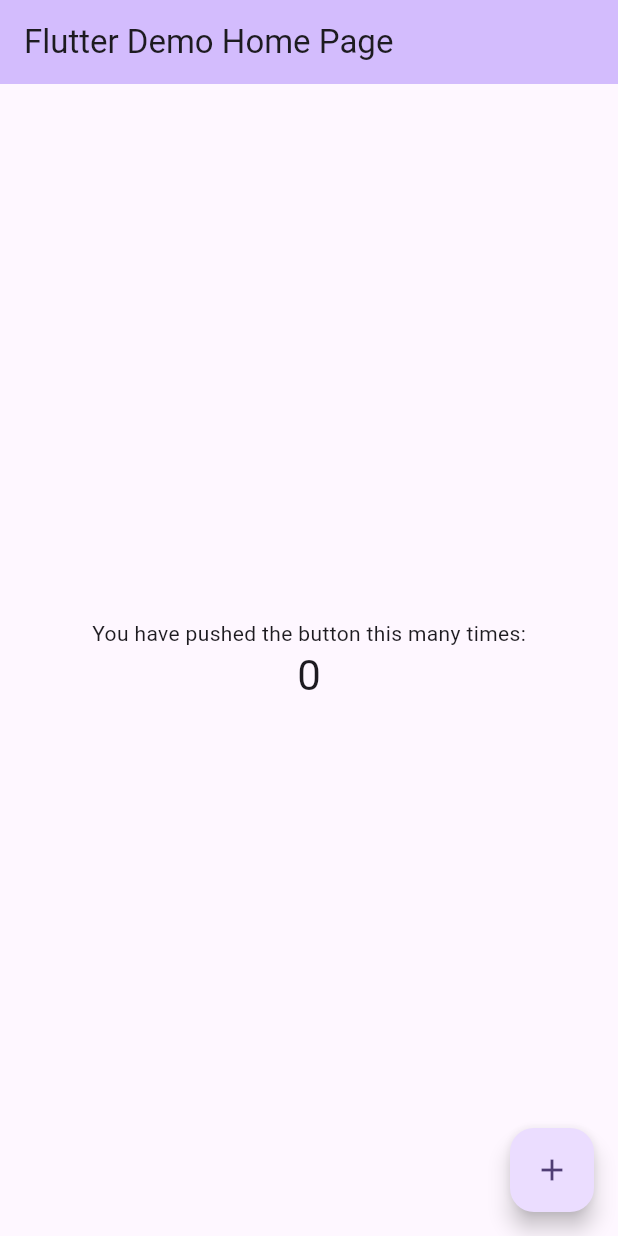
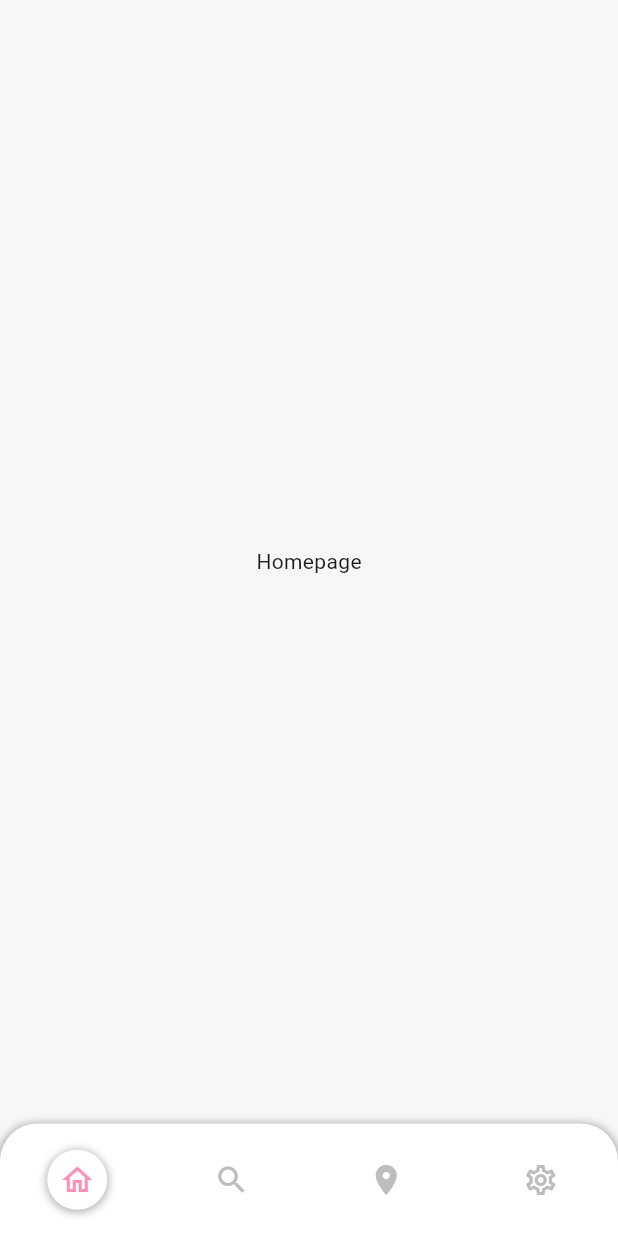
Before and after one commit to nmp2002/Flutter_project, a Flutter app: the screen it shows after launch, on a phone screen of 412 x 824 dp. Run offline on Flutter 3.47's test engine with Material 3 defaults, Android fonts, the phone set to English and light mode, and no system bars.

Commit message:
add navbar to routing screen

```diff
--- a/lib/main.dart
+++ b/lib/main.dart
@@ -1,3 +1,4 @@
+import 'package:bookingapp/routing/routing_scaffold.dart';
 import 'package:flutter/material.dart';
 
 void main() {
@@ -11,115 +12,8 @@ class MyApp extends StatelessWidget {
   @override
   Widget build(BuildContext context) {
     return MaterialApp(
-      title: 'Flutter Demo',
-      theme: ThemeData(
-        // This is the theme of your application.
-        //
-        // TRY THIS: Try running your application with "flutter run". You'll see
-        // the application has a purple toolbar. Then, without quitting the app,
-        // try changing the seedColor in the colorScheme below to Colors.green
-        // and then invoke "hot reload" (save your changes or press the "hot
-        // reload" button in a Flutter-supported IDE, or press "r" if you used
-        // the command line to start the app).
-        //
-        // Notice that the counter didn't reset back to zero; the application
-        // state is not lost during the reload. To reset the state, use hot
-        // restart instead.
-        //
-        // This works for code too, not just values: Most code changes can be
-        // tested with just a hot reload.
-        colorScheme: ColorScheme.fromSeed(seedColor: Colors.deepPurple),
-        useMaterial3: true,
-      ),
-      home: const MyHomePage(title: 'Flutter Demo Home Page'),
+      theme: ThemeData(scaffoldBackgroundColor: const Color(0xFFF7F7F7)),
+      home: RoutingScaffold(),
     );
   }
 }
-
-class MyHomePage extends StatefulWidget {
-  const MyHomePage({super.key, required this.title});
-
-  // This widget is the home page of your application. It is stateful, meaning
-  // that it has a State object (defined below) that contains fields that affect
-  // how it looks.
-
-  // This class is the configuration for the state. It holds the values (in this
-  // case the title) provided by the parent (in this case the App widget) and
-  // used by the build method of the State. Fields in a Widget subclass are
-  // always marked "final".
-
-  final String title;
-
-  @override
-  State<MyHomePage> createState() => _MyHomePageState();
-}
-
-class _MyHomePageState extends State<MyHomePage> {
-  int _counter = 0;
-
-  void _incrementCounter() {
-    setState(() {
-      // This call to setState tells the Flutter framework that something has
-      // changed in this State, which causes it to rerun the build method below
-      // so that the display can reflect the updated values. If we changed
-      // _counter without calling setState(), then the build method would not be
-      // called again, and so nothing would appear to happen.
-      _counter++;
-    });
-  }
-
-  @override
-  Widget build(BuildContext context) {
-    // This method is rerun every time setState is called, for instance as done
-    // by the _incrementCounter method above.
-    //
-    // The Flutter framework has been optimized to make rerunning build methods
-    // fast, so that you can just rebuild anything that needs updating rather
-    // than having to individually change instances of widgets.
-    return Scaffold(
-      appBar: AppBar(
-        // TRY THIS: Try changing the color here to a specific color (to
-        // Colors.amber, perhaps?) and trigger a hot reload to see the AppBar
-        // change color while the other colors stay the same.
-        backgroundColor: Theme.of(context).colorScheme.inversePrimary,
-        // Here we take the value from the MyHomePage object that was created by
-        // the App.build method, and use it to set our appbar title.
-        title: Text(widget.title),
-      ),
-      body: Center(
-        // Center is a layout widget. It takes a single child and positions it
-        // in the middle of the parent.
-        child: Column(
-          // Column is also a layout widget. It takes a list of children and
-          // arranges them vertically. By default, it sizes itself to fit its
-          // children horizontally, and tries to be as tall as its parent.
-          //
-          // Column has various properties to control how it sizes itself and
-          // how it positions its children. Here we use mainAxisAlignment to
-          // center the children vertically; the main axis here is the vertical
-          // axis because Columns are vertical (the cross axis would be
-          // horizontal).
-          //
-          // TRY THIS: Invoke "debug painting" (choose the "Toggle Debug Paint"
-          // action in the IDE, or press "p" in the console), to see the
-          // wireframe for each widget.
-          mainAxisAlignment: MainAxisAlignment.center,
-          children: <Widget>[
-            const Text(
-              'You have pushed the button this many times:',
-            ),
-            Text(
-              '$_counter',
-              style: Theme.of(context).textTheme.headlineMedium,
-            ),
-          ],
-        ),
-      ),
-      floatingActionButton: FloatingActionButton(
-        onPressed: _incrementCounter,
-        tooltip: 'Increment',
-        child: const Icon(Icons.add),
-      ), // This trailing comma makes auto-formatting nicer for build methods.
-    );
-  }
-}
--- /dev/null
+++ b/lib/routing/routing_scaffold.dart
@@ -0,0 +1,64 @@
+import 'package:bookingapp/screen/home_page.dart';
+import 'package:bookingapp/widgets/bottombar_item.dart';
+import 'package:flutter/material.dart';
+
+class RoutingScaffold extends StatefulWidget {
+  const RoutingScaffold({super.key});
+
+  @override
+  State<RoutingScaffold> createState() => _RoutingScaffoldState();
+}
+
+class _RoutingScaffoldState extends State<RoutingScaffold> {
+  int _selectedIndex = 0;
+  final List _navbarIcons = [
+    Icons.home_outlined,
+    Icons.search,
+    Icons.location_on,
+    Icons.settings_outlined
+  ];
+  void onTap(int index) {
+    setState(() {
+      _selectedIndex = index;
+    });
+  }
+
+  @override
+  Widget build(BuildContext context) {
+    return Scaffold(
+      bottomNavigationBar: Container(
+        height: 75,
+        decoration: BoxDecoration(
+          color: Colors.white,
+          borderRadius: BorderRadius.only(
+              topRight: Radius.circular(25), topLeft: Radius.circular(25)),
+          boxShadow: [
+            BoxShadow(
+              color: Colors.black87.withOpacity(.3),
+              blurRadius: 4,
+              spreadRadius: 1,
+              offset: Offset(0, 1),
+            )
+          ],
+        ),
+        child: Wrap(
+            alignment: WrapAlignment.spaceAround,
+            runAlignment: WrapAlignment.center,
+            children: List.generate(
+                _navbarIcons.length,
+                (index) => BottomBarItem(
+                      onTap: () {
+                        onTap(index);
+                      },
+                      isActive: _selectedIndex == index,
+                      icon: _navbarIcons[index],
+                      index: _selectedIndex,
+                    ))),
+      ),
+      body: IndexedStack(
+        index: _selectedIndex,
+        children: const [HomePage()],
+      ),
+    );
+  }
+}
--- /dev/null
+++ b/lib/screen/home_page.dart
@@ -0,0 +1,14 @@
+import 'package:flutter/material.dart';
+
+class HomePage extends StatelessWidget {
+  const HomePage({super.key});
+
+  @override
+  Widget build(BuildContext context) {
+    return Scaffold(
+      body: Container(
+        child: Center(child: Text("Homepage")),
+      ),
+    );
+  }
+}
--- /dev/null
+++ b/lib/widgets/bottombar_item.dart
@@ -0,0 +1,44 @@
+import 'package:flutter/material.dart';
+
+class BottomBarItem extends StatelessWidget {
+  const BottomBarItem(
+      {super.key,
+      required this.icon,
+      required this.onTap,
+      required this.isActive,
+      required this.index});
+
+  final IconData icon;
+  final VoidCallback onTap;
+  final bool isActive;
+  final int index;
+  @override
+  Widget build(BuildContext context) {
+    return GestureDetector(
+      onTap: () {
+        onTap();
+      },
+      child: Container(
+        height: 40,
+        width: 40,
+        decoration: BoxDecoration(
+          color: Colors.white,
+          borderRadius: BorderRadius.circular(50),
+          boxShadow: [
+            if (isActive)
+              BoxShadow(
+                color: Colors.black87.withOpacity(.3),
+                blurRadius: 4,
+                spreadRadius: 1,
+                offset: Offset(0, 1),
+              )
+          ],
+        ),
+        child: Icon(
+          icon,
+          color: isActive ? Color(0xFFFF90BC) : Colors.grey[400],
+        ),
+      ),
+    );
+  }
+}
```
Also changed, not shown: pubspec.lock.
